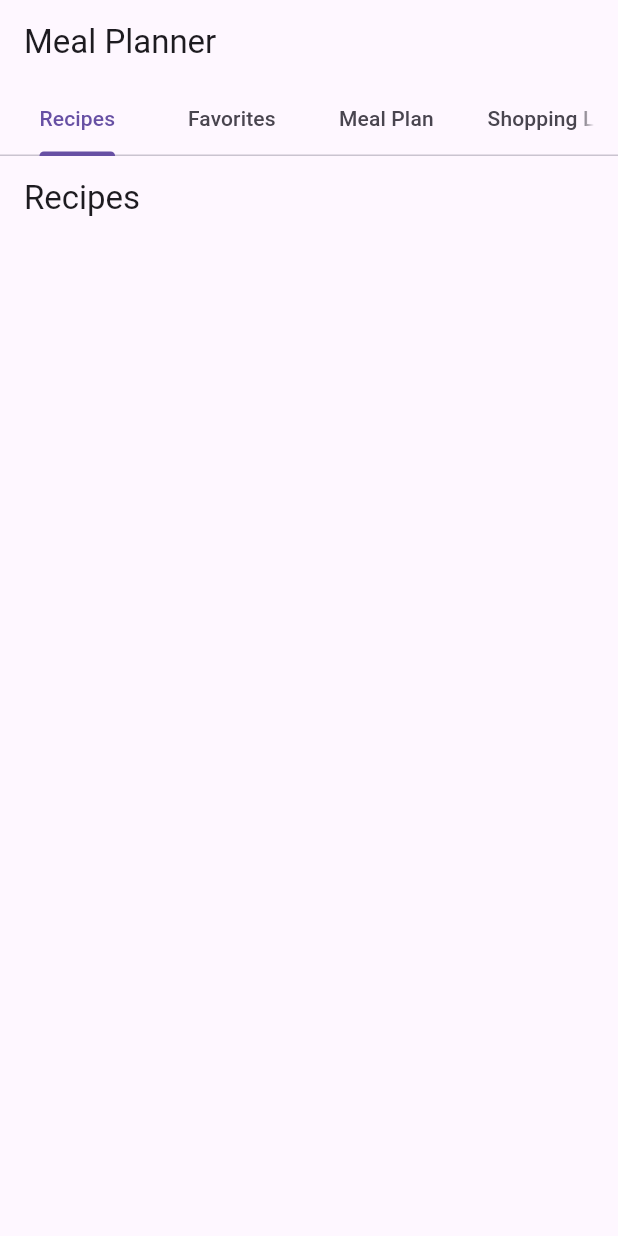
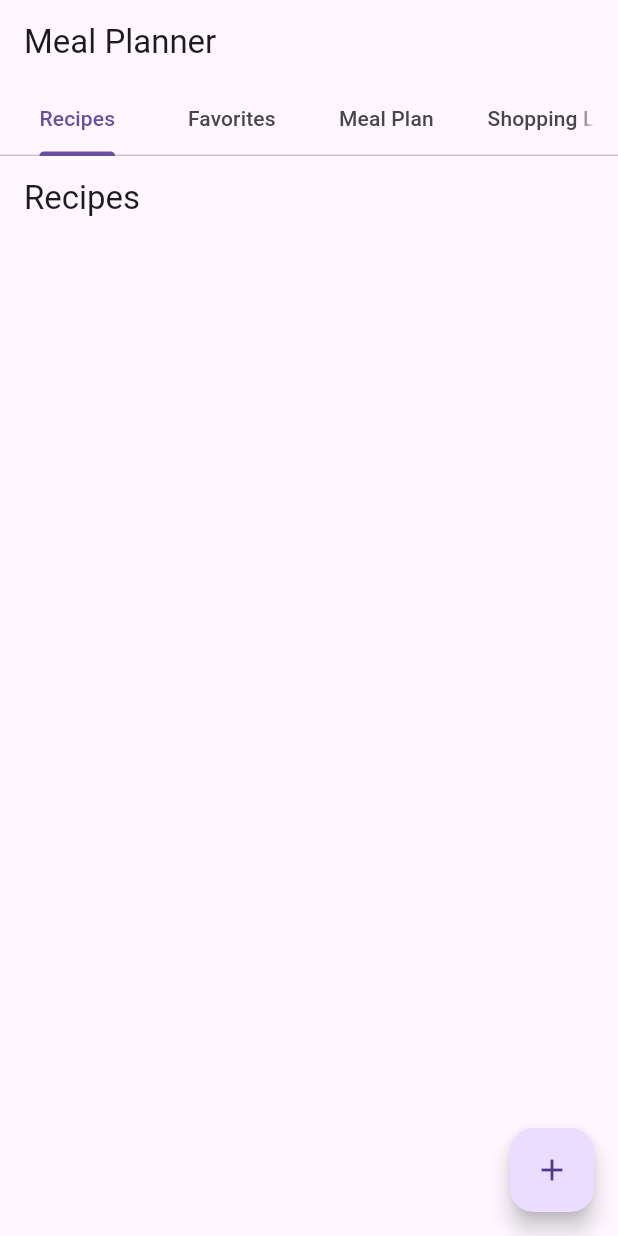
Before and after one commit to FMABrotherhoodX/Recipe-Meal-Planning, a Flutter app: the screen it shows after launch, on a phone screen of 412 x 824 dp. Run offline on Flutter 3.47's test engine with Material 3 defaults, Android fonts, the phone set to English and light mode, and no system bars.

Commit message:
Adding Function for recipes
Added functionality for recipes with a title, description, and ingredients and more organization.

```diff
--- a/recipe_mealplanning/lib/Screens/recipe_list_screen.dart
+++ b/recipe_mealplanning/lib/Screens/recipe_list_screen.dart
@@ -1,5 +1,6 @@
 import 'package:flutter/material.dart';
 import 'package:provider/provider.dart';
+import 'package:recipe_mealplanning/Screens/add_recipe_screen.dart';
 import '../recipe_model.dart';
 import '../recipe_provider.dart';
 import '../recipe_card.dart';
@@ -9,7 +10,8 @@ class RecipeListScreen extends StatelessWidget {
 
   @override
   Widget build(BuildContext context) {
-    List<Recipe> recipes = Provider.of<RecipeProvider>(context).recipes;
+    List<Recipe> recipes = Provider.of<RecipeProvider>(context)
+        .recipes; // This listens for changes
 
     return Scaffold(
       appBar: AppBar(
@@ -22,6 +24,13 @@ class RecipeListScreen extends StatelessWidget {
           return RecipeCard(recipe: recipe);
         },
       ),
+      floatingActionButton: FloatingActionButton(
+        onPressed: () => Navigator.of(context).push(
+          MaterialPageRoute(builder: (context) => AddRecipeScreen()),
+        ),
+        child: Icon(Icons.add),
+        tooltip: 'Add Recipe',
+      ),
     );
   }
 }
--- a/recipe_mealplanning/lib/recipe_card.dart
+++ b/recipe_mealplanning/lib/recipe_card.dart
@@ -10,7 +10,7 @@ class RecipeCard extends StatelessWidget {
   Widget build(BuildContext context) {
     return Card(
       child: ListTile(
-        title: Text(recipe.title),
+        title: Text(recipe.name),
       ),
     );
   }
--- a/recipe_mealplanning/lib/recipe_model.dart
+++ b/recipe_mealplanning/lib/recipe_model.dart
@@ -1,15 +1,15 @@
 class Recipe {
   final String id;
-  final String title;
+  final String name;
+  final String description;
   final List<String> ingredients;
-  final String instructions;
-  final List<String> dietarySpecfications;
+  final String imagePath;
 
   Recipe({
     required this.id,
-    required this.title,
+    required this.name,
+    required this.description,
     required this.ingredients,
-    required this.instructions,
-    required this.dietarySpecfications,
+    required this.imagePath,
   });
 }
--- a/recipe_mealplanning/pubspec.yaml
+++ b/recipe_mealplanning/pubspec.yaml
@@ -30,6 +30,8 @@ environment:
 dependencies:
   flutter:
     sdk: flutter
+  image_picker: ^0.8.5+3 # Check for the latest version on pub.dev
+
 
 
   # The following adds the Cupertino Icons font to your application.
```
Also changed, not shown: recipe_mealplanning/lib/Screens/add_recipe_screen.dart (added, +90 -0 lines), recipe_mealplanning/lib/main.dart (+6 -3 lines), recipe_mealplanning/pubspec.lock, 5 other files.
